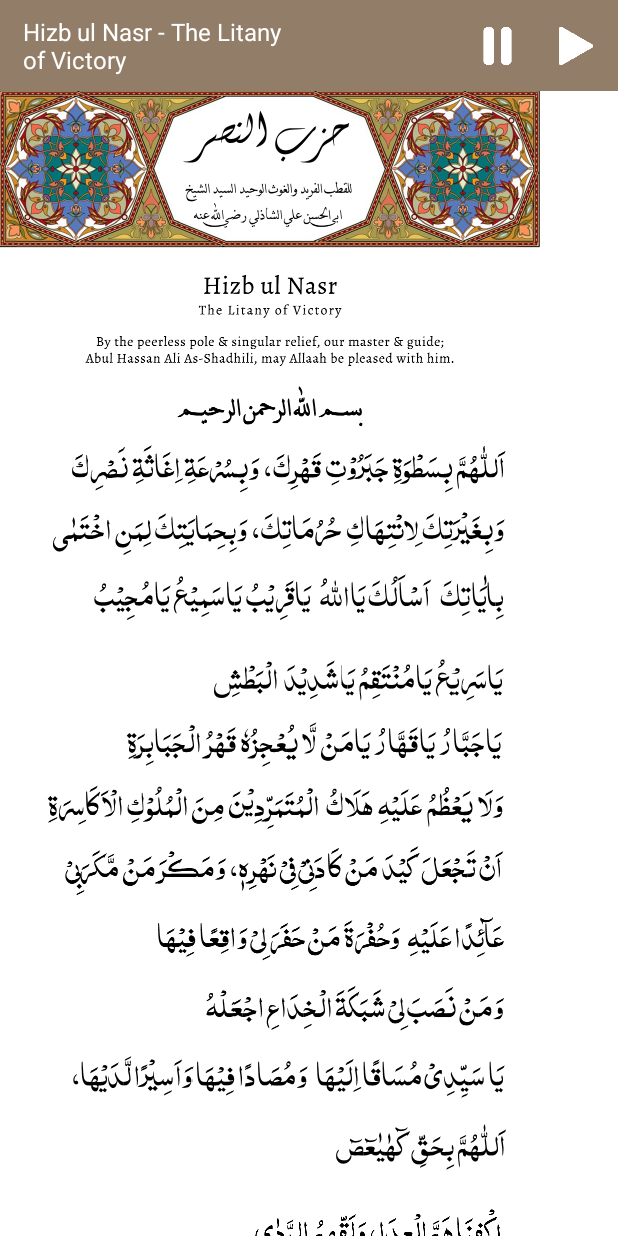
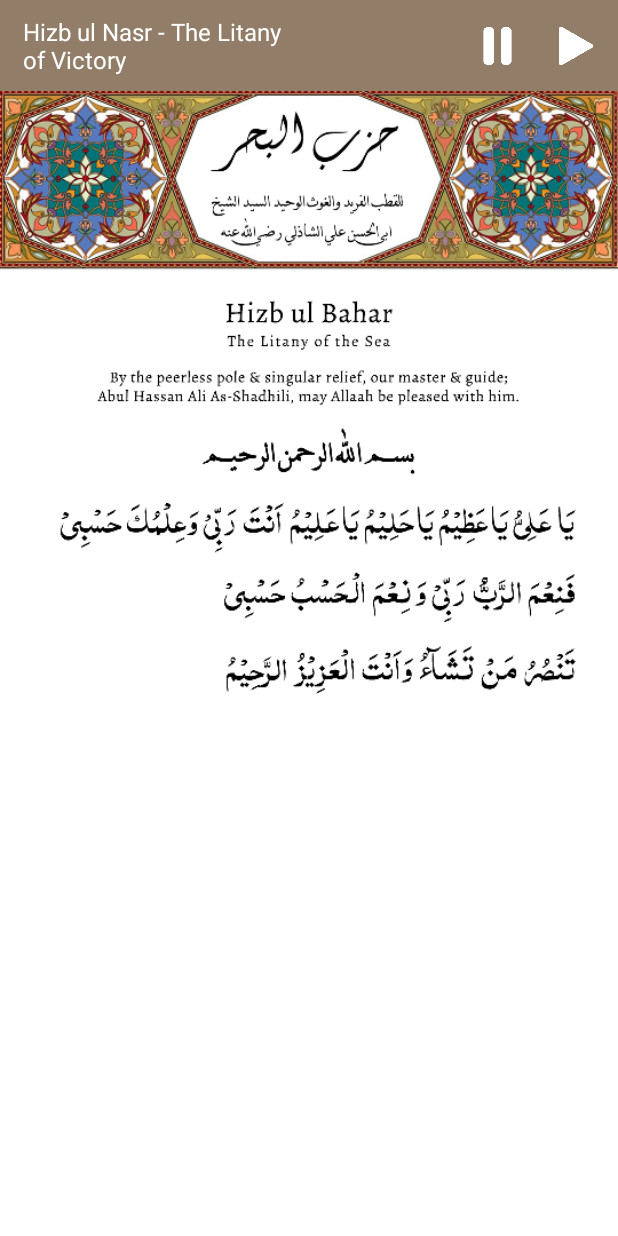
Before and after one commit to Shadhili/TheShadhilliToolikt, an Android app: the nasractivity screen opened directly, with no data from a screen before it, on a phone screen of 412 x 824 dp. Run offline under Robolectric (Android 15) with nearby library versions, the phone set to English and light mode, and no system bars.

Commit message:
more updates

```diff
--- a/app/src/main/java/com/test/haseeb/shadhillitoolikthomepage/nasractivity.java
+++ b/app/src/main/java/com/test/haseeb/shadhillitoolikthomepage/nasractivity.java
@@ -10,12 +10,7 @@ import android.view.View;
 import android.widget.Button;
 import android.widget.ImageButton;
 
-
-/**
- * Created by Haseeb on 16/09/2015.
- */
 public class nasractivity extends Activity {
-
 
     @Override
     protected void onCreate(Bundle savedInstanceState) {
@@ -25,15 +20,17 @@ public class nasractivity extends Activity {
         RecyclerView recyclerView = (RecyclerView) findViewById(R.id.recyclerView);
 
         // this is data fro recycler view
-        ItemData itemsData[] = { new ItemData("",R.drawable.hn1),
-                new ItemData("",R.drawable.hn2),
-                new ItemData("",R.drawable.hn3),
-                new ItemData("",R.drawable.hn4),
-                new ItemData("",R.drawable.hn5),
-                new ItemData("",R.drawable.hn6),
-                new ItemData("",R.drawable.hn7),
-                new ItemData("",R.drawable.hn8),
-                new ItemData("",R.drawable.hn9)
+        ItemData itemsData[] = { new ItemData("",R.drawable.hb1),
+                new ItemData("",R.drawable.hb2),
+                new ItemData("",R.drawable.hb3),
+                new ItemData("",R.drawable.hb4),
+                new ItemData("",R.drawable.hb5),
+                new ItemData("",R.drawable.hb6),
+                new ItemData("",R.drawable.hb7),
+                new ItemData("",R.drawable.hb8),
+                new ItemData("",R.drawable.hb9),
+                new ItemData("",R.drawable.hb10),
+                new ItemData("",R.drawable.hb11)
 
         };
 
--- a/app/src/main/java/com/test/haseeb/shadhillitoolikthomepage/nasradapter.java
+++ b/app/src/main/java/com/test/haseeb/shadhillitoolikthomepage/nasradapter.java
@@ -7,9 +7,6 @@ import android.view.ViewGroup;
 import android.widget.ImageView;
 import android.widget.TextView;
 
-/**
- * Created by Haseeb on 16/09/2015.
- */
 public class nasradapter extends RecyclerView.Adapter<nasradapter.ViewHolder> {
     private ItemData[] ItemData;
 
@@ -23,7 +20,7 @@ import android.widget.TextView;
                                                      int viewType) {
         // create a new view
         View itemLayoutView = LayoutInflater.from(parent.getContext())
-                    .inflate(R.layout.list_row, null);
+                .inflate(R.layout.list_row, parent, false);
 
         // create ViewHolder
 
--- a/app/src/main/res/layout/activity_nasr.xml
+++ b/app/src/main/res/layout/activity_nasr.xml
@@ -4,7 +4,9 @@ android:layout_width="match_parent"
 android:layout_height="wrap_content"
 android:background="@drawable/gradient_background3"
 android:orientation="vertical"
-tools:context=".nasractivity">
+tools:context=".nasractivity"
+   >
+
 <RelativeLayout
     android:layout_width="match_parent"
     android:layout_height="wrap_content"
@@ -54,14 +56,23 @@ tools:context=".nasractivity">
 </RelativeLayout>
 
 
+    <ListView
+        android:layout_width="match_parent"
+        android:layout_height="match_parent"
+        android:id="@+id/nasrlist"
+        >
+
+    </ListView>
 
 <android.support.v7.widget.RecyclerView
     xmlns:android="http://schemas.android.com/apk/res/android"
     xmlns:tools="http://schemas.android.com/tools"
     android:id="@+id/recyclerView"
+    tools:context=".nasractivity"
+
+
     android:layout_width="match_parent"
     android:layout_height="wrap_content"
-    tools:context=".nasractivity"
     />
 
 
--- a/app/src/main/res/layout/list_row.xml
+++ b/app/src/main/res/layout/list_row.xml
@@ -1,19 +1,22 @@
 
-<LinearLayout xmlns:android="http://schemas.android.com/apk/res/android"
+<RelativeLayout xmlns:android="http://schemas.android.com/apk/res/android"
     android:layout_width="match_parent"
-    android:layout_height="wrap_content"
+    android:layout_height="match_parent"
     android:orientation="vertical"
     >
 
     <!-- icon -->
     <ImageView
         android:id="@+id/item_icon"
-        android:layout_width="match_parent"
-        android:layout_height="wrap_content"
+        android:scaleType="fitStart"
+        android:layout_width="fill_parent"
+
+        android:layout_height="match_parent"
+
         android:layout_marginLeft="0dp"
         android:layout_marginRight="0dp"
         android:layout_marginTop="0dp"
-        android:layout_marginBottom="10dp"
+        android:layout_marginBottom="0dp"
         android:contentDescription="icon"
         />
 
@@ -30,4 +33,4 @@
         android:background="?android:attr/selectableItemBackground"/>
 
 
-</LinearLayout>
+</RelativeLayout>
```
Also changed, not shown: app/src/main/res/drawable-xxhdpi/hn9.png, app/src/main/res/drawable/launch_logo.png. Lines whose indentation alone changed are shown as unchanged.
